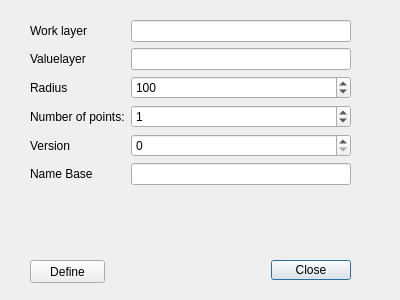
sickel/Arraymaker, file Arraymaker_dialog_base.ui: the form before one commit.
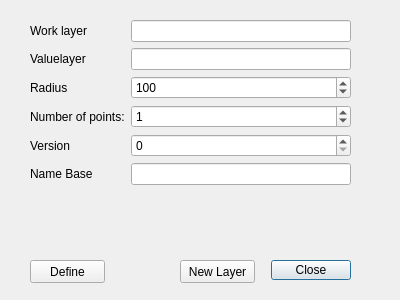
The form after the commit.

Commit message: Possible to create new layer

```diff
--- a/Arraymaker_dialog_base.ui
+++ b/Arraymaker_dialog_base.ui
@@ -135,6 +135,19 @@
     <string>Define</string>
    </property>
   </widget>
+  <widget class="QPushButton" name="PBNewLayer">
+   <property name="geometry">
+    <rect>
+     <x>180</x>
+     <y>260</y>
+     <width>75</width>
+     <height>23</height>
+    </rect>
+   </property>
+   <property name="text">
+    <string>New Layer</string>
+   </property>
+  </widget>
  </widget>
  <tabstops>
   <tabstop>LEWorklayer</tabstop>
```
The commit also changes 1 other file.
